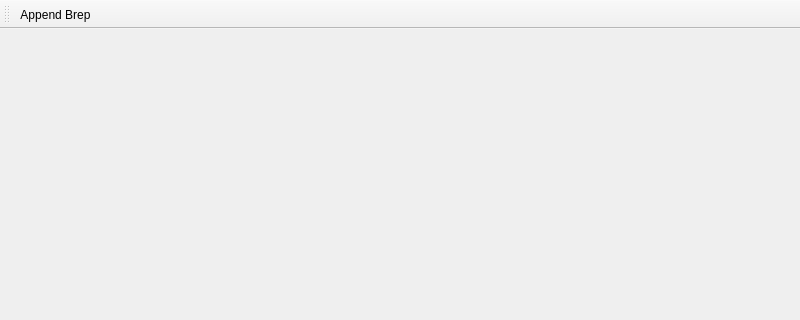
The window that mainwindow.ui (blobfish/cadseer) describes before a commit, drawn with Qt 5; both pictures show x 0 to 800 and y 0 to 320 of the 800 by 600 pixel window.
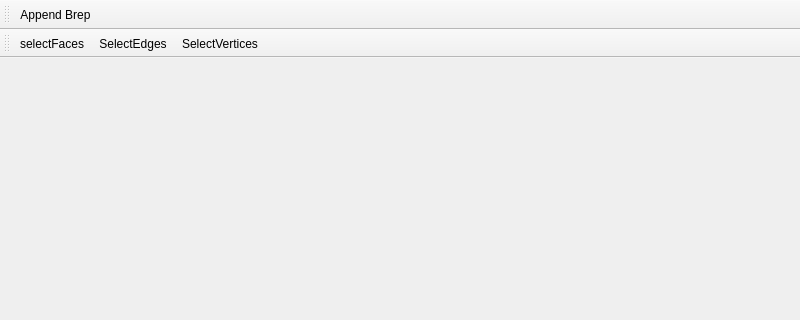
The same window after the commit. Icons and pictures are not drawn.

```diff
--- a/mainwindow.ui
+++ b/mainwindow.ui
@@ -37,6 +37,26 @@
    </attribute>
    <addaction name="actionAppendBrep"/>
   </widget>
+  <widget class="QToolBar" name="toolBar_2">
+   <property name="windowTitle">
+    <string>toolBar_2</string>
+   </property>
+   <property name="iconSize">
+    <size>
+     <width>48</width>
+     <height>48</height>
+    </size>
+   </property>
+   <attribute name="toolBarArea">
+    <enum>TopToolBarArea</enum>
+   </attribute>
+   <attribute name="toolBarBreak">
+    <bool>true</bool>
+   </attribute>
+   <addaction name="actionSelectFaces"/>
+   <addaction name="actionSelectEdges"/>
+   <addaction name="actionSelectVertices"/>
+  </widget>
   <action name="actionAppendBrep">
    <property name="text">
     <string>Append Brep</string>
@@ -45,6 +65,60 @@
     <string>Add Brep To Display</string>
    </property>
   </action>
+  <action name="actionSelectFaces">
+   <property name="checkable">
+    <bool>true</bool>
+   </property>
+   <property name="checked">
+    <bool>false</bool>
+   </property>
+   <property name="icon">
+    <iconset resource="resources.qrc">
+     <normaloff>:/resources/images/selectFaces.svg</normaloff>:/resources/images/selectFaces.svg</iconset>
+   </property>
+   <property name="text">
+    <string>selectFaces</string>
+   </property>
+   <property name="toolTip">
+    <string>Face selection on/off</string>
+   </property>
+  </action>
+  <action name="actionSelectEdges">
+   <property name="checkable">
+    <bool>true</bool>
+   </property>
+   <property name="checked">
+    <bool>false</bool>
+   </property>
+   <property name="icon">
+    <iconset resource="resources.qrc">
+     <normaloff>:/resources/images/selectEdges.svg</normaloff>:/resources/images/selectEdges.svg</iconset>
+   </property>
+   <property name="text">
+    <string>SelectEdges</string>
+   </property>
+   <property name="toolTip">
+    <string>Edge selection on/off</string>
+   </property>
+  </action>
+  <action name="actionSelectVertices">
+   <property name="checkable">
+    <bool>true</bool>
+   </property>
+   <property name="checked">
+    <bool>false</bool>
+   </property>
+   <property name="icon">
+    <iconset resource="resources.qrc">
+     <normaloff>:/resources/images/selectVertices.svg</normaloff>:/resources/images/selectVertices.svg</iconset>
+   </property>
+   <property name="text">
+    <string>SelectVertices</string>
+   </property>
+   <property name="toolTip">
+    <string>Vertices on/off</string>
+   </property>
+  </action>
  </widget>
  <resources/>
  <connections/>
```
Left out of the diff: 6 changed lines with no effect on the pictures.
